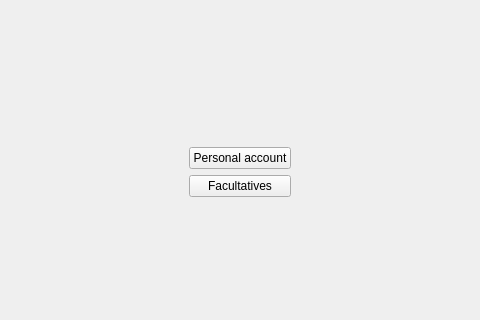
Qt form Project_files/studentwindow.ui (cry4alone/FacultativPRO) before a commit; both pictures show x 91 to 571 and y 97 to 417 of the 656 by 507 pixel window.
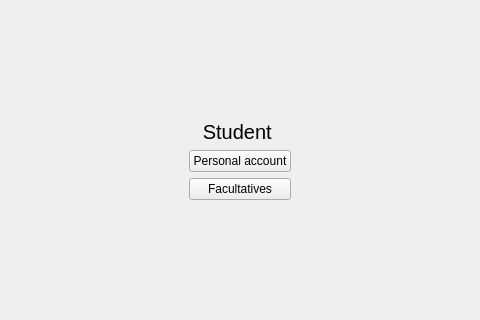
The same form after that commit.

The edit to the form file:
```diff
--- a/Project_files/studentwindow.ui
+++ b/Project_files/studentwindow.ui
@@ -39,8 +39,16 @@
      <layout class="QVBoxLayout" name="verticalLayout">
       <item>
        <widget class="QLabel" name="aboutStudent">
+        <property name="font">
+         <font>
+          <pointsize>15</pointsize>
+         </font>
+        </property>
         <property name="text">
-         <string/>
+         <string>Student </string>
+        </property>
+        <property name="alignment">
+         <set>Qt::AlignCenter</set>
         </property>
        </widget>
       </item>
```
Left out of the diff: 14 changed lines with no effect on the pictures.
